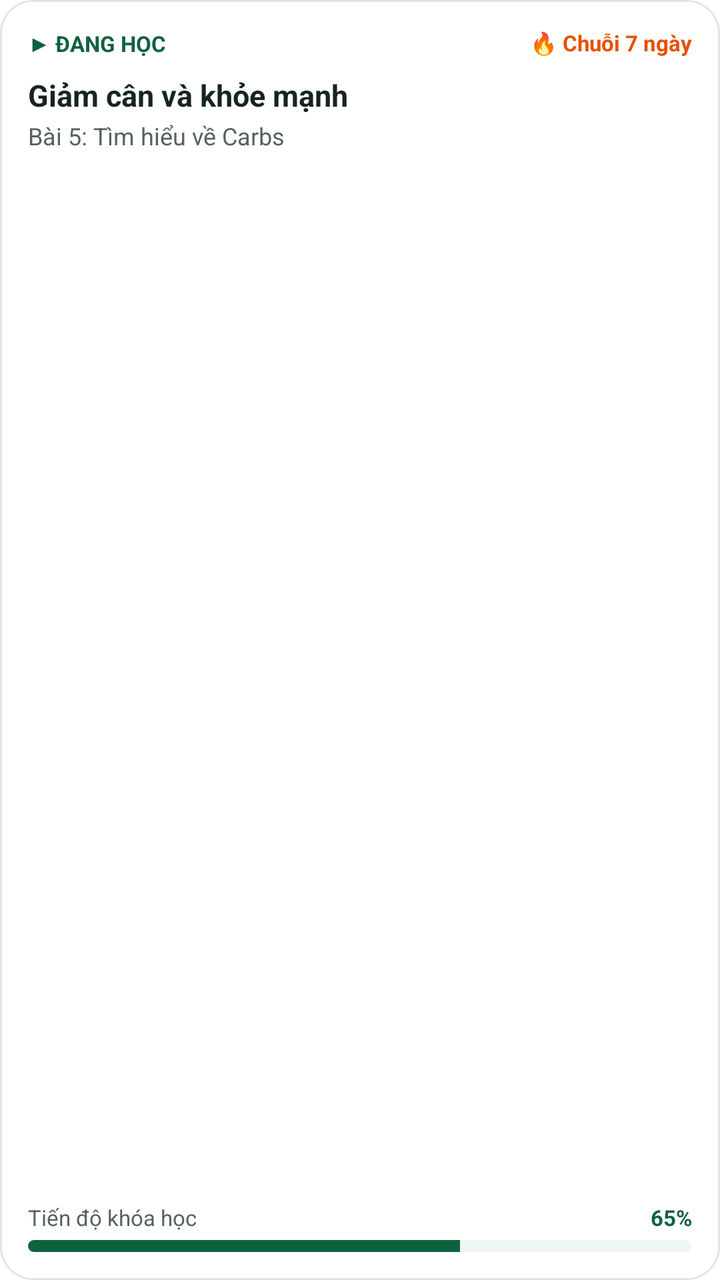
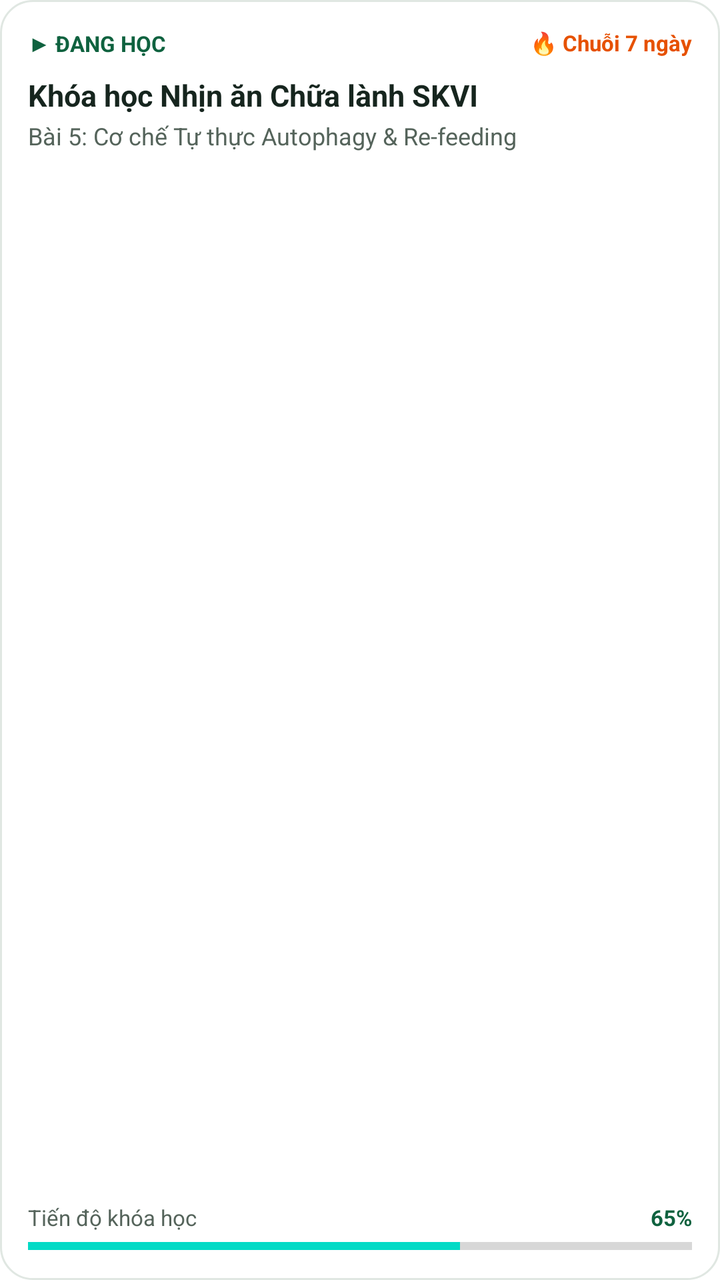

Before-and-after screenshots of an Android layout around one commit, followed by the original layout XML and the change that was made.
<!-- AndroidManifest.xml: fallback theme Theme.MaterialComponents.DayNight.NoActionBar -->
<!-- res/layout/widget_course_resume.xml -->
<?xml version="1.0" encoding="utf-8"?>
<LinearLayout xmlns:android="http://schemas.android.com/apk/res/android"
    android:id="@+id/widget_root"
    android:layout_width="match_parent"
    android:layout_height="match_parent"
    android:orientation="vertical"
    android:padding="14dp"
    android:background="@drawable/widget_background">

    <RelativeLayout
        android:layout_width="match_parent"
        android:layout_height="wrap_content">

        <TextView
            android:id="@+id/tv_badge"
            android:layout_width="wrap_content"
            android:layout_height="wrap_content"
            android:text="▶ ĐANG HỌC"
            android:textColor="#0F623F"
            android:textSize="11sp"
            android:textStyle="bold" />

        <TextView
            android:id="@+id/tv_streak"
            android:layout_width="wrap_content"
            android:layout_height="wrap_content"
            android:layout_alignParentEnd="true"
            android:text="🔥 Chuỗi 7 ngày"
            android:textColor="#E65100"
            android:textSize="11sp"
            android:textStyle="bold" />
    </RelativeLayout>

    <TextView
        android:id="@+id/tv_course"
        android:layout_width="match_parent"
        android:layout_height="wrap_content"
        android:layout_marginTop="8dp"
        android:text="Giảm cân và khỏe mạnh"
        android:textColor="#16251E"
        android:textSize="15sp"
        android:textStyle="bold"
        android:maxLines="1"
        android:ellipsize="end" />

    <TextView
        android:id="@+id/tv_next_lesson"
        android:layout_width="match_parent"
        android:layout_height="wrap_content"
        android:layout_marginTop="2dp"
        android:text="Bài 5: Tìm hiểu về Carbs"
        android:textColor="#55645B"
        android:textSize="12sp"
        android:maxLines="1"
        android:ellipsize="end" />

    <View
        android:layout_width="match_parent"
        android:layout_height="0dp"
        android:layout_weight="1" />

    <RelativeLayout
        android:layout_width="match_parent"
        android:layout_height="wrap_content"
        android:layout_marginBottom="4dp">

        <TextView
            android:layout_width="wrap_content"
            android:layout_height="wrap_content"
            android:text="Tiến độ khóa học"
            android:textColor="#55645B"
            android:textSize="11sp" />

        <TextView
            android:id="@+id/tv_course_percent"
            android:layout_width="wrap_content"
            android:layout_height="wrap_content"
            android:layout_alignParentEnd="true"
            android:text="65%"
            android:textColor="#0F623F"
            android:textSize="11sp"
            android:textStyle="bold" />
    </RelativeLayout>

    <ProgressBar
        android:id="@+id/pb_course"
        style="?android:attr/progressBarStyleHorizontal"
        android:layout_width="match_parent"
        android:layout_height="6dp"
        android:max="100"
        android:progress="65"
        android:progressDrawable="@drawable/widget_progress_bar" />
</LinearLayout>
<!-- resources referenced by this layout -->
<resources>
  <!-- drawable widget_background (drawable) -->
  <?xml version="1.0" encoding="utf-8"?>
  <shape xmlns:android="http://schemas.android.com/apk/res/android">
      <solid android:color="#FFFFFF" />
      <corners android:radius="16dp" />
      <stroke
          android:width="1dp"
          android:color="#E0E7E2" />
  </shape>
  <!-- drawable widget_progress_bar (drawable) -->
  <?xml version="1.0" encoding="utf-8"?>
  <layer-list xmlns:android="http://schemas.android.com/apk/res/android">
      <item android:id="@android:id/background">
          <shape>
              <corners android:radius="3dp" />
              <solid android:color="#EEF7F2" />
          </shape>
      </item>
      <item android:id="@android:id/progress">
          <clip>
              <shape>
                  <corners android:radius="3dp" />
                  <solid android:color="#0F623F" />
              </shape>
          </clip>
      </item>
  </layer-list>
</resources>

<!-- the commit's change to res/layout/widget_course_resume.xml (unified diff, before → after) -->
@@ -36,7 +36,7 @@
         android:layout_width="match_parent"
         android:layout_height="wrap_content"
         android:layout_marginTop="8dp"
-        android:text="Giảm cân và khỏe mạnh"
+        android:text="Khóa học Nhịn ăn Chữa lành SKVI"
         android:textColor="#16251E"
         android:textSize="15sp"
         android:textStyle="bold"
@@ -48,7 +48,7 @@
         android:layout_width="match_parent"
         android:layout_height="wrap_content"
         android:layout_marginTop="2dp"
-        android:text="Bài 5: Tìm hiểu về Carbs"
+        android:text="Bài 5: Cơ chế Tự thực Autophagy &amp; Re-feeding"
         android:textColor="#55645B"
         android:textSize="12sp"
         android:maxLines="1"
@@ -88,6 +88,5 @@
         android:layout_width="match_parent"
         android:layout_height="6dp"
         android:max="100"
-        android:progress="65"
-        android:progressDrawable="@drawable/widget_progress_bar" />
+        android:progress="65" />
 </LinearLayout>
<!-- resource entries referenced after the edit -->
@@ -9,23 +9,5 @@
           android:width="1dp"
           android:color="#E0E7E2" />
   </shape>
-  <!-- drawable widget_progress_bar (drawable) -->
-  <?xml version="1.0" encoding="utf-8"?>
-  <layer-list xmlns:android="http://schemas.android.com/apk/res/android">
-      <item android:id="@android:id/background">
-          <shape>
-              <corners android:radius="3dp" />
-              <solid android:color="#EEF7F2" />
-          </shape>
-      </item>
-      <item android:id="@android:id/progress">
-          <clip>
-              <shape>
-                  <corners android:radius="3dp" />
-                  <solid android:color="#0F623F" />
-              </shape>
-          </clip>
-      </item>
-  </layer-list>
 </resources>
 
